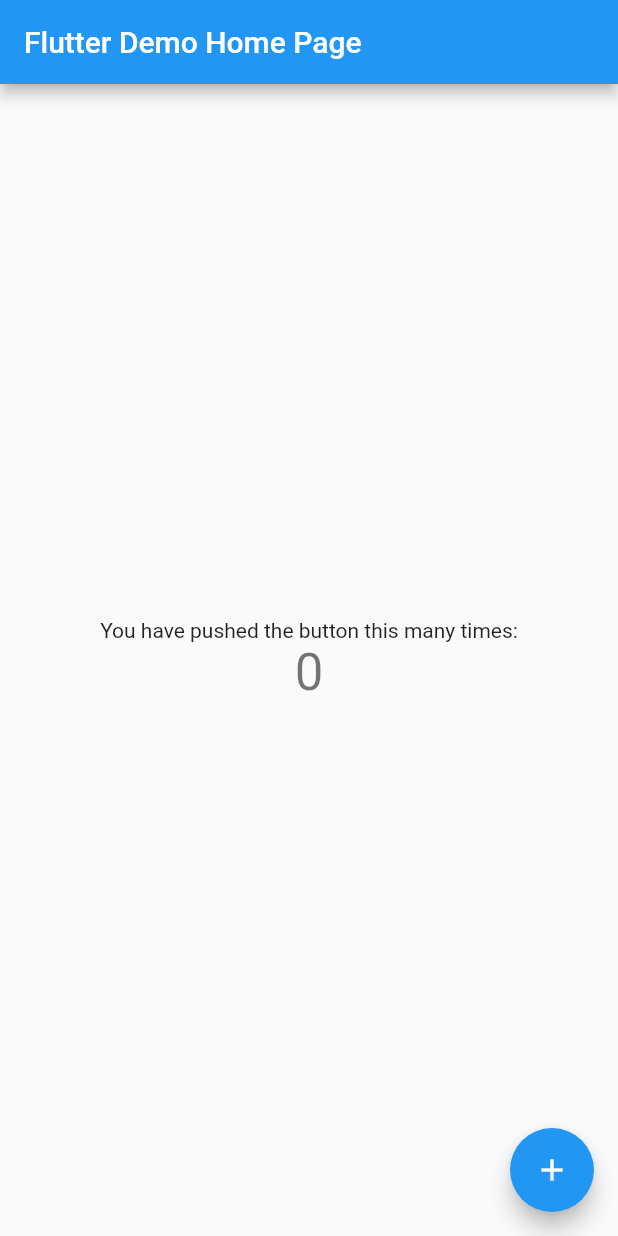
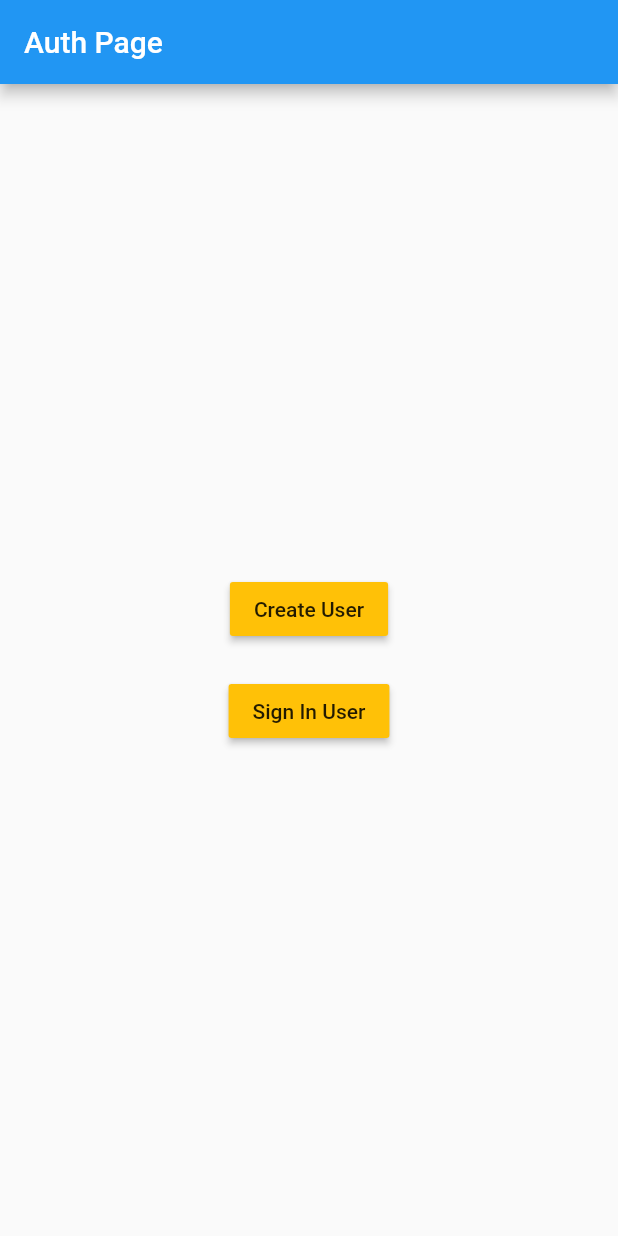
Before and after one commit to alyilmaz99/auth_testcase_flutter, a Flutter app: the screen it shows after launch, on a phone screen of 412 x 824 dp. Run offline on Flutter 3.47's test engine with Material 2 defaults, Android fonts, the phone set to English and light mode, and no system bars; our stand-ins replace firebase_auth, firebase_core; accounts and stored records are empty.

Commit message:
auth create and login

```diff
--- /dev/null
+++ b/lib/core/model/user.dart
@@ -0,0 +1,8 @@
+import 'package:firebase_auth/firebase_auth.dart';
+
+class UserModel {
+  final String userId;
+  final String userMail;
+
+  UserModel({required this.userId, required this.userMail});
+}
--- /dev/null
+++ b/lib/core/service/mixin_user.dart
@@ -0,0 +1,8 @@
+import 'package:auth_testcase_flutter/core/model/user.dart';
+import 'package:firebase_auth/firebase_auth.dart';
+
+mixin ConvertUser {
+  UserModel convertUser(UserCredential user) {
+    return UserModel(userId: user.user!.uid, userMail: user.user!.email!);
+  }
+}
--- /dev/null
+++ b/lib/core/widgets/auth_widget.dart
@@ -0,0 +1,17 @@
+import 'package:auth_testcase_flutter/core/model/user.dart';
+import 'package:auth_testcase_flutter/view/homepage_view.dart';
+import 'package:auth_testcase_flutter/view/loginpage_view.dart';
+import 'package:flutter/material.dart';
+import '../../view/errorpage_view.dart';
+
+class AuthWidget extends StatelessWidget {
+  const AuthWidget({super.key, required this.snapshot});
+  final AsyncSnapshot<UserModel?> snapshot;
+  @override
+  Widget build(BuildContext context) {
+    if (snapshot.connectionState == ConnectionState.active) {
+      return snapshot.hasData ? const HomePage() : const LoginPage();
+    }
+    return const ErrorPage();
+  }
+}
--- /dev/null
+++ b/lib/core/widgets/auth_widget_builder.dart
@@ -0,0 +1,30 @@
+import 'package:auth_testcase_flutter/core/model/user.dart';
+import 'package:auth_testcase_flutter/core/service/auth_service.dart';
+
+import 'package:flutter/material.dart';
+import 'package:provider/provider.dart';
+
+class AuthWidgetBuilder extends StatelessWidget {
+  const AuthWidgetBuilder({super.key, required this.onPageBuilder});
+  final Widget Function(
+      BuildContext context, AsyncSnapshot<UserModel?> snapShot) onPageBuilder;
+  @override
+  Widget build(BuildContext context) {
+    final _authService = Provider.of<IAuthService>(context, listen: false);
+    return StreamBuilder<UserModel?>(
+      stream: _authService.onAuthStateChanged,
+      builder: (context, AsyncSnapshot<UserModel?> snapshot) {
+        final _userData = snapshot.data;
+        if (_userData != null) {
+          return MultiProvider(
+            providers: [
+              Provider.value(value: _userData),
+            ],
+            child: onPageBuilder(context, snapshot),
+          );
+        }
+        return onPageBuilder(context, snapshot);
+      },
+    );
+  }
+}
--- a/lib/main.dart
+++ b/lib/main.dart
@@ -1,115 +1,47 @@
+import 'package:auth_testcase_flutter/core/model/user.dart';
+import 'package:auth_testcase_flutter/core/service/auth_service.dart';
+import 'package:auth_testcase_flutter/core/service/firebase_service.dart';
+import 'package:auth_testcase_flutter/core/widgets/auth_widget.dart';
+import 'package:auth_testcase_flutter/core/widgets/auth_widget_builder.dart';
+import 'package:auth_testcase_flutter/firebase_options.dart';
+import 'package:auth_testcase_flutter/view/homepage_view.dart';
+import 'package:auth_testcase_flutter/view/loginpage_view.dart';
+import 'package:firebase_core/firebase_core.dart';
 import 'package:flutter/material.dart';
+import 'package:provider/provider.dart';
 
-void main() {
+Future<void> main() async {
+  WidgetsFlutterBinding.ensureInitialized();
+  await Firebase.initializeApp(
+    options: DefaultFirebaseOptions.currentPlatform,
+  );
   runApp(const MyApp());
 }
 
 class MyApp extends StatelessWidget {
   const MyApp({super.key});
 
-  // This widget is the root of your application.
   @override
   Widget build(BuildContext context) {
-    return MaterialApp(
-      title: 'Flutter Demo',
-      theme: ThemeData(
-        // This is the theme of your application.
-        //
-        // Try running your application with "flutter run". You'll see the
-        // application has a blue toolbar. Then, without quitting the app, try
-        // changing the primarySwatch below to Colors.green and then invoke
-        // "hot reload" (press "r" in the console where you ran "flutter run",
-        // or simply save your changes to "hot reload" in a Flutter IDE).
-        // Notice that the counter didn't reset back to zero; the application
-        // is not restarted.
-        primarySwatch: Colors.blue,
+    return MultiProvider(
+      providers: [
+        Provider<IAuthService>(
+          create: (_) => AuthService(),
+        )
+      ],
+      child: AuthWidgetBuilder(
+        onPageBuilder: (context, AsyncSnapshot<UserModel?> snapShot) =>
+            MaterialApp(
+          title: 'Flutter Auth',
+          debugShowCheckedModeBanner: false,
+          theme: ThemeData(
+            primaryColor: Colors.amber,
+          ),
+          home: AuthWidget(
+            snapshot: snapShot,
+          ),
+        ),
       ),
-      home: const MyHomePage(title: 'Flutter Demo Home Page'),
     );
   }
 }
-
-class MyHomePage extends StatefulWidget {
-  const MyHomePage({super.key, required this.title});
-
-  // This widget is the home page of your application. It is stateful, meaning
-  // that it has a State object (defined below) that contains fields that affect
-  // how it looks.
-
-  // This class is the configuration for the state. It holds the values (in this
-  // case the title) provided by the parent (in this case the App widget) and
-  // used by the build method of the State. Fields in a Widget subclass are
-  // always marked "final".
-
-  final String title;
-
-  @override
-  State<MyHomePage> createState() => _MyHomePageState();
-}
-
-class _MyHomePageState extends State<MyHomePage> {
-  int _counter = 0;
-
-  void _incrementCounter() {
-    setState(() {
-      // This call to setState tells the Flutter framework that something has
-      // changed in this State, which causes it to rerun the build method below
-      // so that the display can reflect the updated values. If we changed
-      // _counter without calling setState(), then the build method would not be
-      // called again, and so nothing would appear to happen.
-      _counter++;
-    });
-  }
-
-  @override
-  Widget build(BuildContext context) {
-    // This method is rerun every time setState is called, for instance as done
-    // by the _incrementCounter method above.
-    //
-    // The Flutter framework has been optimized to make rerunning build methods
-    // fast, so that you can just rebuild anything that needs updating rather
-    // than having to individually change instances of widgets.
-    return Scaffold(
-      appBar: AppBar(
-        // Here we take the value from the MyHomePage object that was created by
-        // the App.build method, and use it to set our appbar title.
-        title: Text(widget.title),
-      ),
-      body: Center(
-        // Center is a layout widget. It takes a single child and positions it
-        // in the middle of the parent.
-        child: Column(
-          // Column is also a layout widget. It takes a list of children and
-          // arranges them vertically. By default, it sizes itself to fit its
-          // children horizontally, and tries to be as tall as its parent.
-          //
-          // Invoke "debug painting" (press "p" in the console, choose the
-          // "Toggle Debug Paint" action from the Flutter Inspector in Android
-          // Studio, or the "Toggle Debug Paint" command in Visual Studio Code)
-          // to see the wireframe for each widget.
-          //
-          // Column has various properties to control how it sizes itself and
-          // how it positions its children. Here we use mainAxisAlignment to
-          // center the children vertically; the main axis here is the vertical
-          // axis because Columns are vertical (the cross axis would be
-          // horizontal).
-          mainAxisAlignment: MainAxisAlignment.center,
-          children: <Widget>[
-            const Text(
-              'You have pushed the button this many times:',
-            ),
-            Text(
-              '$_counter',
-              style: Theme.of(context).textTheme.headline4,
-            ),
-          ],
-        ),
-      ),
-      floatingActionButton: FloatingActionButton(
-        onPressed: _incrementCounter,
-        tooltip: 'Increment',
-        child: const Icon(Icons.add),
-      ), // This trailing comma makes auto-formatting nicer for build methods.
-    );
-  }
-}
--- /dev/null
+++ b/lib/view/loginpage_view.dart
@@ -0,0 +1,48 @@
+import 'package:auth_testcase_flutter/core/service/auth_service.dart';
+import 'package:flutter/material.dart';
+import 'package:provider/provider.dart';
+
+class LoginPage extends StatefulWidget {
+  const LoginPage({super.key});
+
+  @override
+  State<LoginPage> createState() => _LoginPageState();
+}
+
+class _LoginPageState extends State<LoginPage> {
+  @override
+  Widget build(BuildContext context) {
+    final _authService = Provider.of<IAuthService>(context, listen: false);
+    return Scaffold(
+      appBar: AppBar(
+        title: const Text("Auth Page"),
+      ),
+      body: Center(
+        child: Column(
+          mainAxisAlignment: MainAxisAlignment.center,
+          children: [
+            MaterialButton(
+              onPressed: () async {
+                await _authService.createUserWithEmailAndPassword(
+                    email: 'okethis@gmail.com', password: 'serdem');
+              },
+              color: Colors.amber,
+              child: const Text("Create User"),
+            ),
+            const SizedBox(
+              height: 20,
+            ),
+            MaterialButton(
+              onPressed: () async {
+                await _authService.singInEmailAndPassword(
+                    email: 'okethis@gmail.com', password: 'serdem');
+              },
+              color: Colors.amber,
+              child: const Text("Sign In User"),
+            ),
+          ],
+        ),
+      ),
+    );
+  }
+}
--- a/pubspec.yaml
+++ b/pubspec.yaml
@@ -36,6 +36,9 @@
   # The following adds the Cupertino Icons font to your application.
   # Use with the CupertinoIcons class for iOS style icons.
   cupertino_icons: ^1.0.2
+  firebase_core: ^2.5.0
+  provider: ^6.0.5
+  firebase_auth: ^4.2.6
 
 dev_dependencies:
   flutter_test:
```
Also changed, not shown: lib/core/service/auth_service.dart (added, +10 -0 lines), lib/core/service/firebase_service.dart (added, +38 -0 lines), lib/view/errorpage_view.dart (added, +14 -0 lines), lib/view/homepage_view.dart (added, +26 -0 lines), lib/firebase_options.dart (added), pubspec.lock, 4 other files.
